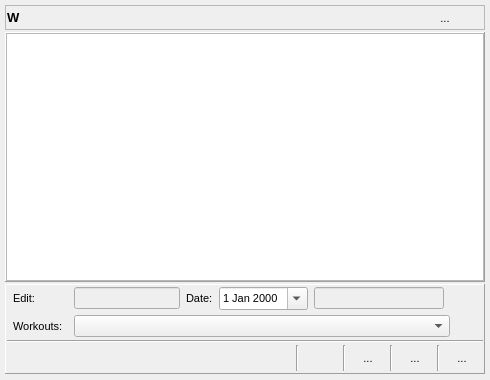
Old version of the form day_popup.ui in the repository Tria-Andy/WorkoutEditor.
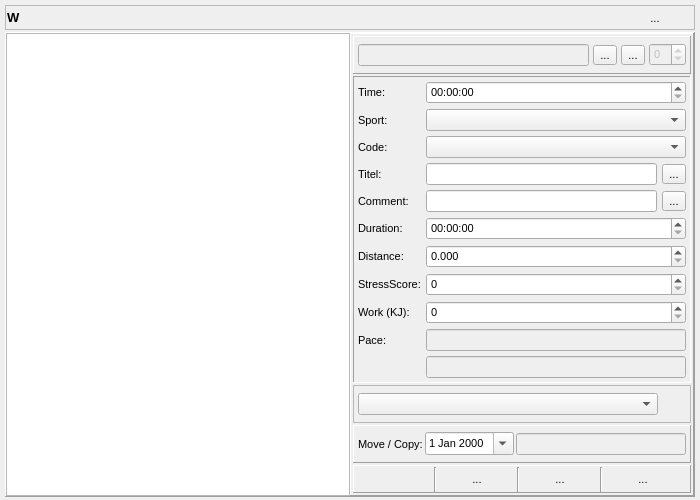
New version of the form. Icons and pictures are not drawn.

Commit message: Rebuild DayEdit Popup

What changed in the file:
```diff
--- a/day_popup.ui
+++ b/day_popup.ui
@@ -6,20 +6,20 @@
    <rect>
     <x>0</x>
     <y>0</y>
-    <width>490</width>
-    <height>380</height>
+    <width>700</width>
+    <height>500</height>
    </rect>
   </property>
   <property name="minimumSize">
    <size>
     <width>0</width>
-    <height>380</height>
+    <height>0</height>
    </size>
   </property>
   <property name="maximumSize">
    <size>
-    <width>16777215</width>
-    <height>380</height>
+    <width>700</width>
+    <height>500</height>
    </size>
   </property>
   <property name="font">
@@ -193,13 +193,13 @@
      <property name="minimumSize">
       <size>
        <width>0</width>
-       <height>240</height>
+       <height>0</height>
       </size>
      </property>
      <property name="maximumSize">
       <size>
        <width>16777215</width>
-       <height>250</height>
+       <height>16777215</height>
       </size>
      </property>
      <property name="font">
@@ -230,23 +230,23 @@
        <number>0</number>
       </property>
       <item>
-       <widget class="QTableView" name="tableView_day">
+       <widget class="QTableWidget" name="tableWidget_day">
         <property name="sizePolicy">
          <sizepolicy hsizetype="Expanding" vsizetype="Expanding">
-          <horstretch>0</horstretch>
-          <verstretch>0</verstretch>
+          <horstretch>1</horstretch>
+          <verstretch>1</verstretch>
          </sizepolicy>
         </property>
         <property name="minimumSize">
          <size>
           <width>0</width>
-          <height>240</height>
+          <height>0</height>
          </size>
         </property>
         <property name="maximumSize">
          <size>
           <width>16777215</width>
-          <height>250</height>
+          <height>16777215</height>
          </size>
         </property>
         <property name="selectionMode">
@@ -257,100 +257,60 @@
         </property>
        </widget>
       </item>
-     </layout>
-    </widget>
-   </item>
    <item>
-    <widget class="QFrame" name="frame_edit">
+       <widget class="QFrame" name="frame_2">
      <property name="sizePolicy">
       <sizepolicy hsizetype="Preferred" vsizetype="Preferred">
-       <horstretch>0</horstretch>
+          <horstretch>1</horstretch>
        <verstretch>0</verstretch>
       </sizepolicy>
      </property>
-     <property name="minimumSize">
-      <size>
-       <width>0</width>
-       <height>90</height>
-      </size>
-     </property>
-     <property name="maximumSize">
-      <size>
-       <width>16777215</width>
-       <height>90</height>
-      </size>
-     </property>
      <property name="frameShape">
       <enum>QFrame::Panel</enum>
      </property>
      <property name="frameShadow">
       <enum>QFrame::Raised</enum>
      </property>
-     <layout class="QVBoxLayout" name="verticalLayout_2">
+        <layout class="QVBoxLayout" name="verticalLayout_4">
       <property name="spacing">
-       <number>1</number>
+          <number>2</number>
       </property>
       <property name="leftMargin">
-       <number>1</number>
+          <number>2</number>
       </property>
       <property name="topMargin">
-       <number>1</number>
+          <number>2</number>
       </property>
       <property name="rightMargin">
-       <number>1</number>
+          <number>2</number>
       </property>
       <property name="bottomMargin">
-       <number>1</number>
+          <number>2</number>
       </property>
       <item>
-       <widget class="QFrame" name="frame_controls">
-        <property name="minimumSize">
-         <size>
-          <width>0</width>
-          <height>25</height>
-         </size>
-        </property>
-        <property name="maximumSize">
-         <size>
-          <width>16777215</width>
-          <height>25</height>
-         </size>
-        </property>
+          <widget class="QFrame" name="frame">
         <property name="frameShape">
-         <enum>QFrame::NoFrame</enum>
+            <enum>QFrame::Panel</enum>
         </property>
         <property name="frameShadow">
          <enum>QFrame::Raised</enum>
         </property>
-        <layout class="QHBoxLayout" name="horizontalLayout_4">
+           <layout class="QHBoxLayout" name="horizontalLayout_6">
          <property name="spacing">
-          <number>6</number>
+             <number>4</number>
          </property>
          <property name="leftMargin">
-          <number>6</number>
+             <number>4</number>
          </property>
          <property name="topMargin">
           <number>1</number>
          </property>
          <property name="rightMargin">
-          <number>1</number>
+             <number>4</number>
          </property>
          <property name="bottomMargin">
           <number>1</number>
          </property>
-         <item>
-          <widget class="QLabel" name="label">
-           <property name="minimumSize">
-            <size>
-             <width>55</width>
-             <height>0</height>
-            </size>
-           </property>
-           <property name="text">
-            <string>Edit:</string>
-           </property>
-          </widget>
-         </item>
          <item>
           <widget class="QLineEdit" name="lineEdit_selected">
            <property name="enabled">
@@ -358,110 +318,271 @@
            </property>
            <property name="minimumSize">
             <size>
-             <width>100</width>
-             <height>0</height>
-            </size>
-           </property>
-           <property name="maximumSize">
-            <size>
-             <width>150</width>
-             <height>16777215</height>
-            </size>
-           </property>
-          </widget>
-         </item>
-         <item>
-          <widget class="QLabel" name="label_2">
-           <property name="text">
-            <string>Date:</string>
-           </property>
-           <property name="buddy">
-            <cstring>dateEdit_workDate</cstring>
-           </property>
-          </widget>
-         </item>
-         <item>
-          <widget class="QDateEdit" name="dateEdit_workDate">
-           <property name="calendarPopup">
-            <bool>true</bool>
-           </property>
-          </widget>
-         </item>
-         <item>
-          <widget class="QLineEdit" name="lineEdit_workoutInfo">
-           <property name="enabled">
-            <bool>false</bool>
-           </property>
-           <property name="minimumSize">
-            <size>
-             <width>130</width>
-             <height>0</height>
-            </size>
-           </property>
-           <property name="maximumSize">
-            <size>
-             <width>150</width>
-             <height>16777215</height>
-            </size>
-           </property>
-          </widget>
-         </item>
-         <item>
-          <spacer name="horizontalSpacer_2">
-           <property name="orientation">
-            <enum>Qt::Horizontal</enum>
-           </property>
-           <property name="sizeHint" stdset="0">
-            <size>
-             <width>40</width>
-             <height>20</height>
-            </size>
-           </property>
-          </spacer>
-         </item>
-        </layout>
-       </widget>
-      </item>
-      <item>
-       <widget class="QFrame" name="frame_stdworkout">
-        <property name="minimumSize">
-         <size>
           <width>0</width>
-          <height>30</height>
+                <height>0</height>
          </size>
         </property>
         <property name="maximumSize">
          <size>
           <width>16777215</width>
-          <height>30</height>
-         </size>
-        </property>
+                <height>16777215</height>
+               </size>
+              </property>
+             </widget>
+            </item>
+            <item>
+             <widget class="QToolButton" name="toolButton_addWorkout">
+              <property name="text">
+               <string>...</string>
+              </property>
+              <property name="icon">
+               <iconset resource="resources.qrc">
+                <normaloff>:/images/icons/Add.png</normaloff>:/images/icons/Add.png</iconset>
+              </property>
+             </widget>
+            </item>
+            <item>
+             <widget class="QToolButton" name="toolButton_clearMask">
+              <property name="text">
+               <string>...</string>
+              </property>
+              <property name="icon">
+               <iconset resource="resources.qrc">
+                <normaloff>:/images/icons/Cancel.png</normaloff>:/images/icons/Cancel.png</iconset>
+              </property>
+             </widget>
+            </item>
+            <item>
+             <widget class="QSpinBox" name="spinBox_selWorkout">
+              <property name="enabled">
+               <bool>false</bool>
+              </property>
+              <property name="minimum">
+               <number>-1</number>
+              </property>
+              <property name="maximum">
+               <number>4</number>
+              </property>
+             </widget>
+            </item>
+           </layout>
+          </widget>
+         </item>
+         <item>
+          <widget class="QFrame" name="frame_editWorkout">
+           <property name="sizePolicy">
+            <sizepolicy hsizetype="Preferred" vsizetype="Preferred">
+             <horstretch>1</horstretch>
+             <verstretch>0</verstretch>
+            </sizepolicy>
+           </property>
         <property name="frameShape">
-         <enum>QFrame::NoFrame</enum>
+            <enum>QFrame::Panel</enum>
         </property>
         <property name="frameShadow">
-         <enum>QFrame::Raised</enum>
-        </property>
-        <layout class="QGridLayout" name="gridLayout">
+            <enum>QFrame::Sunken</enum>
+           </property>
+           <layout class="QGridLayout" name="gridLayout_2">
          <property name="leftMargin">
-          <number>6</number>
+             <number>4</number>
          </property>
          <property name="topMargin">
-          <number>1</number>
+             <number>4</number>
          </property>
          <property name="rightMargin">
-          <number>1</number>
+             <number>4</number>
          </property>
          <property name="bottomMargin">
-          <number>1</number>
-         </property>
-         <property name="horizontalSpacing">
-          <number>6</number>
-         </property>
-         <property name="verticalSpacing">
+             <number>4</number>
+            </property>
+            <property name="spacing">
           <number>5</number>
          </property>
-         <item row="0" column="1">
+            <item row="4" column="1" colspan="2">
+             <widget class="QComboBox" name="comboBox_workSport"/>
+            </item>
+            <item row="12" column="0">
+             <widget class="QLabel" name="label_9">
+              <property name="text">
+               <string>Duration:</string>
+              </property>
+             </widget>
+            </item>
+            <item row="12" column="1" colspan="2">
+             <widget class="QTimeEdit" name="timeEdit_workDuration">
+              <property name="currentSection">
+               <enum>QDateTimeEdit::HourSection</enum>
+              </property>
+              <property name="displayFormat">
+               <string>HH:mm:ss</string>
+              </property>
+             </widget>
+            </item>
+            <item row="7" column="1">
+             <widget class="QLineEdit" name="lineEdit_workComment"/>
+            </item>
+            <item row="22" column="0">
+             <widget class="QLabel" name="label_12">
+              <property name="text">
+               <string>Work (KJ):</string>
+              </property>
+             </widget>
+            </item>
+            <item row="6" column="1">
+             <widget class="QLineEdit" name="lineEdit_workTitle"/>
+            </item>
+            <item row="7" column="2">
+             <widget class="QToolButton" name="toolButton_comment">
+              <property name="text">
+               <string>...</string>
+              </property>
+              <property name="icon">
+               <iconset resource="resources.qrc">
+                <normaloff>:/images/icons/Copy.png</normaloff>:/images/icons/Copy.png</iconset>
+              </property>
+              <property name="autoRaise">
+               <bool>false</bool>
+              </property>
+             </widget>
+            </item>
+            <item row="6" column="2">
+             <widget class="QToolButton" name="toolButton_title">
+              <property name="text">
+               <string>...</string>
+              </property>
+              <property name="icon">
+               <iconset resource="resources.qrc">
+                <normaloff>:/images/icons/Copy.png</normaloff>:/images/icons/Copy.png</iconset>
+              </property>
+              <property name="autoRaise">
+               <bool>false</bool>
+              </property>
+             </widget>
+            </item>
+            <item row="7" column="0">
+             <widget class="QLabel" name="label_8">
+              <property name="text">
+               <string>Comment:</string>
+              </property>
+             </widget>
+            </item>
+            <item row="5" column="1" colspan="2">
+             <widget class="QComboBox" name="comboBox_workCode"/>
+            </item>
+            <item row="2" column="0">
+             <widget class="QLabel" name="label_3">
+              <property name="text">
+               <string>Time:</string>
+              </property>
+             </widget>
+            </item>
+            <item row="4" column="0">
+             <widget class="QLabel" name="label_4">
+              <property name="text">
+               <string>Sport:</string>
+              </property>
+             </widget>
+            </item>
+            <item row="14" column="1" colspan="2">
+             <widget class="QDoubleSpinBox" name="doubleSpinBox_workDistance">
+              <property name="decimals">
+               <number>3</number>
+              </property>
+              <property name="maximum">
+               <double>999.990000000000009</double>
+              </property>
+             </widget>
+            </item>
+            <item row="6" column="0">
+             <widget class="QLabel" name="label_7">
+              <property name="text">
+               <string>Titel:</string>
+              </property>
+             </widget>
+            </item>
+            <item row="5" column="0">
+             <widget class="QLabel" name="label_6">
+              <property name="text">
+               <string>Code:</string>
+              </property>
+             </widget>
+            </item>
+            <item row="15" column="0">
+             <widget class="QLabel" name="label_11">
+              <property name="text">
+               <string>StressScore:</string>
+              </property>
+             </widget>
+            </item>
+            <item row="24" column="0">
+             <widget class="QLabel" name="label_13">
+              <property name="text">
+               <string>Pace:</string>
+              </property>
+             </widget>
+            </item>
+            <item row="2" column="1" colspan="2">
+             <widget class="QTimeEdit" name="timeEdit_workTime"/>
+            </item>
+            <item row="14" column="0">
+             <widget class="QLabel" name="label_10">
+              <property name="text">
+               <string>Distance:</string>
+              </property>
+             </widget>
+            </item>
+            <item row="24" column="1" colspan="2">
+             <widget class="QLineEdit" name="lineEdit_workPace">
+              <property name="enabled">
+               <bool>false</bool>
+              </property>
+             </widget>
+            </item>
+            <item row="15" column="1" colspan="2">
+             <widget class="QSpinBox" name="spinBox_workStress"/>
+            </item>
+            <item row="22" column="1" colspan="2">
+             <widget class="QSpinBox" name="spinBox_workKJoule">
+              <property name="maximum">
+               <number>999</number>
+              </property>
+             </widget>
+            </item>
+            <item row="27" column="1" colspan="2">
+             <widget class="QLineEdit" name="lineEdit_stdWorkID">
+              <property name="enabled">
+               <bool>false</bool>
+              </property>
+             </widget>
+            </item>
+           </layout>
+          </widget>
+         </item>
+         <item>
+          <widget class="QFrame" name="frame_3">
+           <property name="frameShape">
+            <enum>QFrame::StyledPanel</enum>
+           </property>
+           <property name="frameShadow">
+            <enum>QFrame::Raised</enum>
+           </property>
+           <layout class="QHBoxLayout" name="horizontalLayout_7">
+            <property name="spacing">
+             <number>2</number>
+            </property>
+            <property name="leftMargin">
+             <number>4</number>
+            </property>
+            <property name="topMargin">
+             <number>1</number>
+            </property>
+            <property name="rightMargin">
+             <number>4</number>
+            </property>
+            <property name="bottomMargin">
+             <number>1</number>
+            </property>
+            <item>
           <widget class="QComboBox" name="comboBox_stdworkout">
            <property name="sizePolicy">
             <sizepolicy hsizetype="Preferred" vsizetype="Fixed">
@@ -474,26 +595,7 @@
            </property>
           </widget>
          </item>
-         <item row="0" column="0">
-          <widget class="QLabel" name="label_5">
-           <property name="minimumSize">
-            <size>
-             <width>55</width>
-             <height>0</height>
-            </size>
-           </property>
-           <property name="maximumSize">
-            <size>
-             <width>55</width>
-             <height>16777215</height>
-            </size>
-           </property>
-           <property name="text">
-            <string>Workouts:</string>
-           </property>
-          </widget>
-         </item>
-         <item row="0" column="2">
+            <item>
           <widget class="QToolButton" name="toolButton_map">
            <property name="minimumSize">
             <size>
@@ -523,10 +625,66 @@
        </widget>
       </item>
       <item>
-       <widget class="Line" name="line_4">
-        <property name="orientation">
-         <enum>Qt::Horizontal</enum>
-        </property>
+          <widget class="QFrame" name="frame_4">
+           <property name="frameShape">
+            <enum>QFrame::Panel</enum>
+           </property>
+           <property name="frameShadow">
+            <enum>QFrame::Raised</enum>
+           </property>
+           <layout class="QHBoxLayout" name="horizontalLayout_4">
+            <property name="spacing">
+             <number>2</number>
+            </property>
+            <property name="leftMargin">
+             <number>4</number>
+            </property>
+            <property name="topMargin">
+             <number>1</number>
+            </property>
+            <property name="rightMargin">
+             <number>4</number>
+            </property>
+            <property name="bottomMargin">
+             <number>1</number>
+            </property>
+            <item>
+             <widget class="QLabel" name="label_2">
+              <property name="text">
+               <string>Move / Copy:</string>
+              </property>
+              <property name="buddy">
+               <cstring>dateEdit_workDate</cstring>
+              </property>
+             </widget>
+            </item>
+            <item>
+             <widget class="QDateEdit" name="dateEdit_workDate">
+              <property name="calendarPopup">
+               <bool>true</bool>
+              </property>
+             </widget>
+            </item>
+            <item>
+             <widget class="QLineEdit" name="lineEdit_workoutInfo">
+              <property name="enabled">
+               <bool>false</bool>
+              </property>
+              <property name="minimumSize">
+               <size>
+                <width>0</width>
+                <height>0</height>
+               </size>
+              </property>
+              <property name="maximumSize">
+               <size>
+                <width>16777215</width>
+                <height>16777215</height>
+               </size>
+              </property>
+             </widget>
+            </item>
+           </layout>
        </widget>
       </item>
       <item>
@@ -544,7 +702,7 @@
          </size>
         </property>
         <property name="frameShape">
-         <enum>QFrame::NoFrame</enum>
+            <enum>QFrame::Panel</enum>
         </property>
         <property name="frameShadow">
          <enum>QFrame::Raised</enum>
@@ -554,30 +712,17 @@
           <number>6</number>
          </property>
          <property name="leftMargin">
-          <number>6</number>
+             <number>2</number>
          </property>
          <property name="topMargin">
           <number>1</number>
          </property>
          <property name="rightMargin">
-          <number>1</number>
+             <number>2</number>
          </property>
          <property name="bottomMargin">
           <number>1</number>
          </property>
-         <item>
-          <spacer name="horizontalSpacer">
-           <property name="orientation">
-            <enum>Qt::Horizontal</enum>
-           </property>
-           <property name="sizeHint" stdset="0">
-            <size>
-             <width>40</width>
-             <height>20</height>
-            </size>
-           </property>
-          </spacer>
-         </item>
          <item>
           <widget class="QFrame" name="frame_buttons">
            <property name="minimumSize">
@@ -608,13 +753,6 @@
             <property name="bottomMargin">
              <number>0</number>
             </property>
-            <item>
-             <widget class="Line" name="line_2">
-              <property name="orientation">
-               <enum>Qt::Vertical</enum>
-              </property>
-             </widget>
-            </item>
             <item>
              <widget class="QToolButton" name="toolButton_editMove">
               <property name="minimumSize">
@@ -761,6 +899,9 @@
               <property name="autoRaise">
                <bool>true</bool>
               </property>
+                </widget>
+               </item>
+              </layout>
              </widget>
             </item>
            </layout>
```
Lines whose indentation alone changed are shown as unchanged. The commit also changes 20 other files.
